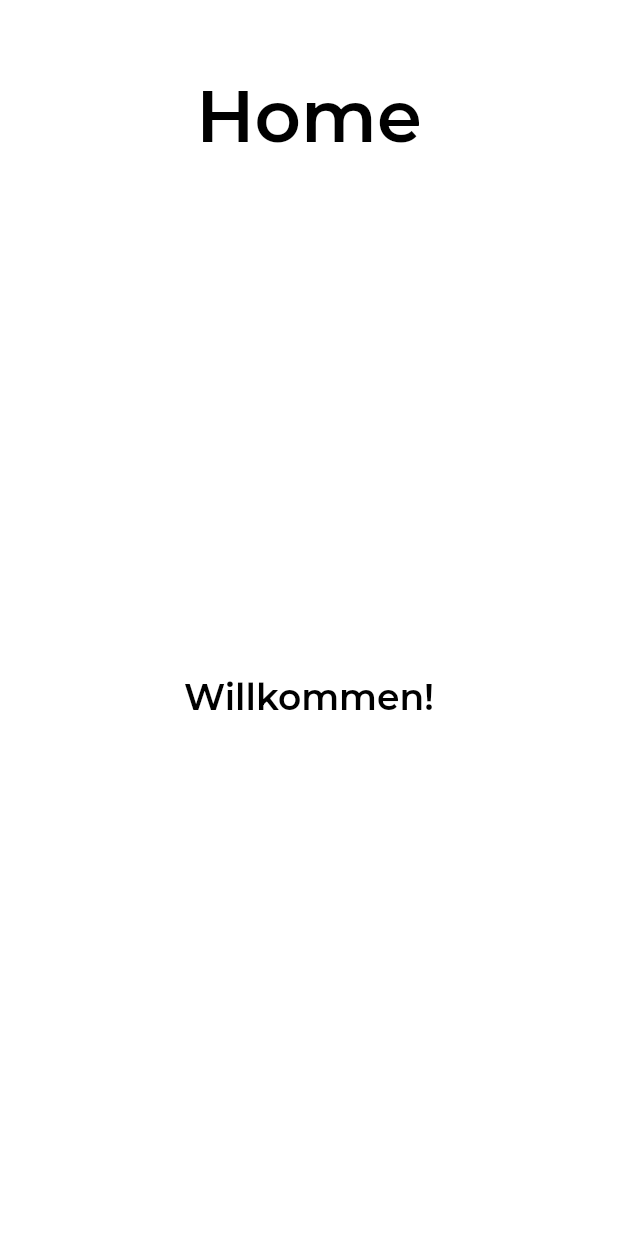
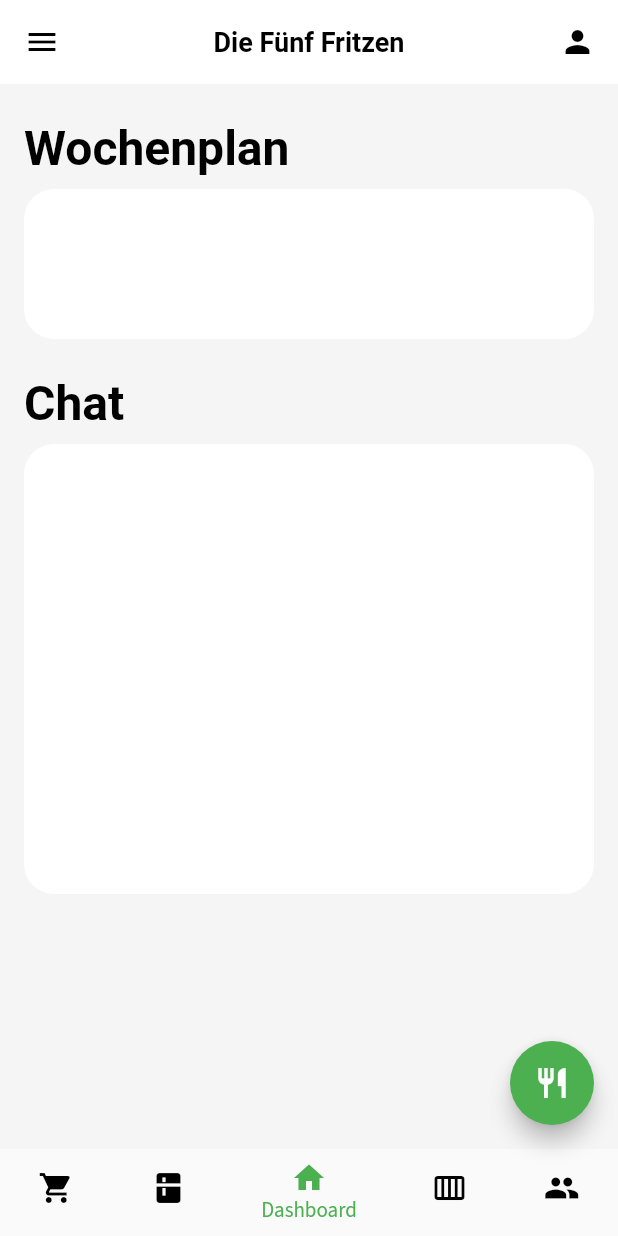
Before and after one commit to Cooljungs/Meal-Manager, a Flutter app: the screen it shows after launch, on a phone screen of 412 x 824 dp. Run offline on Flutter 3.47's test engine with Material 2 defaults, Android fonts, the phone set to English and light mode, and no system bars; our stand-ins replace google_fonts.

Commit message:
Erstes Layout

```diff
--- a/lib/.themes.dart
+++ b/lib/.themes.dart
@@ -28,24 +28,24 @@ themeHandler(context) {
 
       /// text
       primaryTextTheme:
-      GoogleFonts.montserratTextTheme(Theme.of(context).textTheme).copyWith(
-        headline5: GoogleFonts.montserrat(
+          GoogleFonts.montserratTextTheme(Theme.of(context).textTheme).copyWith(
+        headline6: GoogleFonts.roboto(
           textStyle: TextStyle(
             color: Colors.black,
             fontWeight: FontWeight.w600,
-            fontSize: 24,
-          ),
-        ),
-        headline6: GoogleFonts.montserrat(
-          textStyle: TextStyle(
-            color: Colors.black,
-            fontWeight: FontWeight.w600,
-            fontSize: 48,
+            fontSize: 18,
           ),
         ),
       ),
       textTheme:
-      GoogleFonts.montserratTextTheme(Theme.of(context).textTheme).copyWith(
+          GoogleFonts.montserratTextTheme(Theme.of(context).textTheme).copyWith(
+        headline1: GoogleFonts.roboto(
+          textStyle: TextStyle(
+            color: Colors.black,
+            fontWeight: FontWeight.w700,
+            fontSize: 32,
+          ),
+        ),
         headline5: GoogleFonts.montserrat(
           textStyle: TextStyle(
             color: Colors.black,
@@ -87,7 +87,7 @@ themeHandler(context) {
 
       /// text
       primaryTextTheme:
-      GoogleFonts.montserratTextTheme(Theme.of(context).textTheme).copyWith(
+          GoogleFonts.montserratTextTheme(Theme.of(context).textTheme).copyWith(
         headline6: GoogleFonts.montserrat(
           textStyle: TextStyle(
             color: Colors.white,
@@ -97,7 +97,14 @@ themeHandler(context) {
         ),
       ),
       textTheme:
-      GoogleFonts.montserratTextTheme(Theme.of(context).textTheme).copyWith(
+          GoogleFonts.montserratTextTheme(Theme.of(context).textTheme).copyWith(
+        headline1: GoogleFonts.montserrat(
+          textStyle: TextStyle(
+            color: Colors.white,
+            fontWeight: FontWeight.w600,
+            fontSize: 24,
+          ),
+        ),
         headline6: GoogleFonts.montserrat(
           textStyle: TextStyle(
             color: Colors.white,
--- a/lib/main.dart
+++ b/lib/main.dart
@@ -27,16 +27,11 @@ class _MainState extends State<Main> {
     return SafeArea(
       child: Scaffold(
         appBar: AppBar(
+          leading: Icon(Icons.menu),
+          title: Text("Die Fünf Fritzen"),
+          actions: [Icon(Icons.person), SizedBox(height: 5, width: 15)],
           elevation: 0,
           centerTitle: true,
-          bottom: PreferredSize(
-            preferredSize: Size.fromHeight(50),
-            child: AppBar(
-              title: Text("Home"),
-              elevation: 0,
-              centerTitle: true,
-            ),
-          ),
         ),
         body: Home(),
       ),
--- a/lib/pageHome.dart
+++ b/lib/pageHome.dart
@@ -9,9 +9,81 @@ class _HomeState extends State<Home> {
   @override
   Widget build(BuildContext context) {
     return Scaffold(
-      body: Center(
-          child: Text("Willkommen!",
-              style: Theme.of(context).textTheme.headline5)),
+      backgroundColor: Colors.grey[100],
+      body: Padding(
+        padding: const EdgeInsets.fromLTRB(16, 0, 16, 0),
+        child: ListView(
+          physics: BouncingScrollPhysics(),
+          children: [
+            Padding(
+              padding: const EdgeInsets.only(top: 24),
+              child: Text(
+                "Wochenplan",
+                style: Theme.of(context).textTheme.headline1,
+              ),
+            ),
+            Container(
+              margin: EdgeInsets.only(top: 8),
+              height: 100,
+              width: double.infinity,
+              decoration: BoxDecoration(
+                color: Colors.white,
+                borderRadius: BorderRadius.circular(20),
+              ),
+            ),
+            Padding(
+              padding: const EdgeInsets.only(top: 24),
+              child: Text(
+                "Chat",
+                style: Theme.of(context).textTheme.headline1,
+              ),
+            ),
+            Container(
+              margin: EdgeInsets.only(top: 8),
+              height: 300,
+              width: double.infinity,
+              decoration: BoxDecoration(
+                color: Colors.white,
+                borderRadius: BorderRadius.circular(20),
+              ),
+            ),
+          ],
+        ),
+      ),
+      bottomNavigationBar: BottomNavigationBar(
+        currentIndex: 2,
+        elevation: 0,
+        selectedItemColor: Colors.green,
+        unselectedItemColor: Theme.of(context).accentColor,
+        showUnselectedLabels: false,
+        items: [
+          BottomNavigationBarItem(
+            icon: Icon(Icons.shopping_cart),
+            label: "Einkauf",
+          ),
+          BottomNavigationBarItem(
+            icon: Icon(Icons.kitchen),
+            label: "Kühlschrank",
+          ),
+          BottomNavigationBarItem(
+            icon: Icon(Icons.home),
+            label: "Dashboard",
+          ),
+          BottomNavigationBarItem(
+            icon: Icon(Icons.calendar_view_week),
+            label: "Wochenplan",
+          ),
+          BottomNavigationBarItem(
+            icon: Icon(Icons.group),
+            label: "Haushalt",
+          ),
+        ],
+      ),
+      floatingActionButton: FloatingActionButton(
+        backgroundColor: Colors.green,
+        child: Icon(Icons.restaurant),
+        onPressed: () {},
+      ),
     );
   }
 }
--- a/pubspec.yaml
+++ b/pubspec.yaml
@@ -28,6 +28,8 @@ dependencies:
   # The following adds the Cupertino Icons font to your application.
   # Use with the CupertinoIcons class for iOS style icons.
   cupertino_icons: ^1.0.2
+
+  google_fonts: ^2.1.0
 
 dev_dependencies:
   flutter_test:
```
Also changed, not shown: pubspec.lock.
